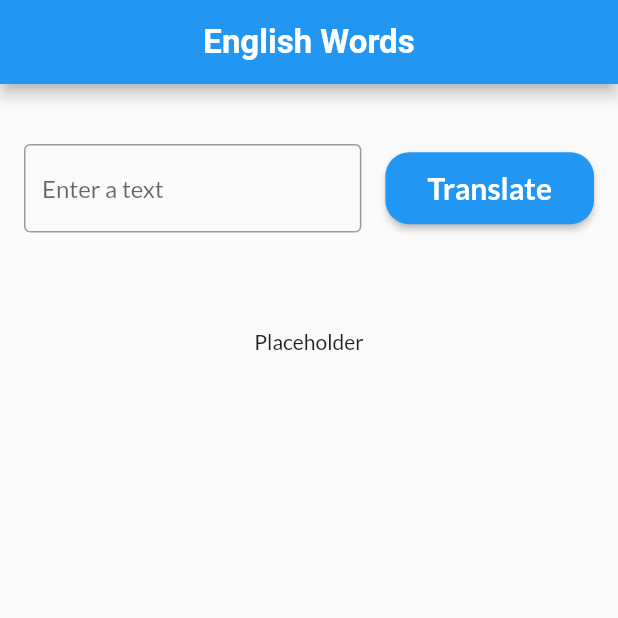
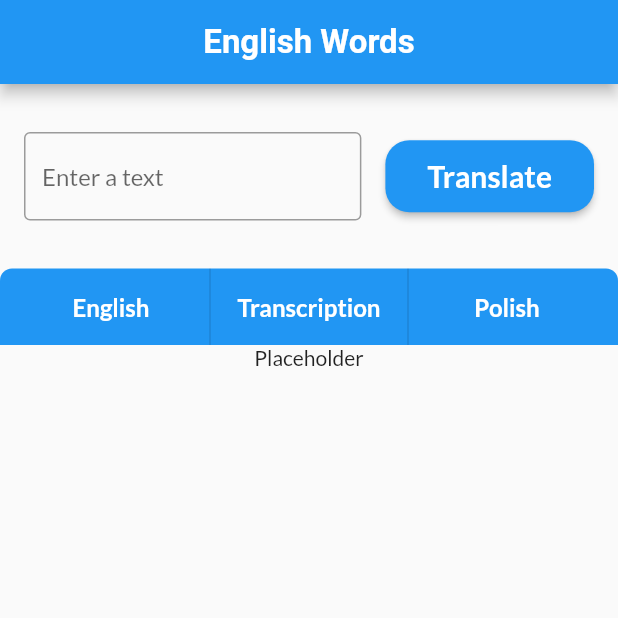
Before and after one commit to PiotrLepa/english_words, a Flutter app: the screen it shows after launch, on a phone screen of 412 x 824 dp, the top half of it. Run offline on Flutter 3.47's test engine with Material 2 defaults, Android fonts, the phone set to English and light mode, and no system bars; our stand-ins replace auto_route, flutter_bloc, freezed_annotation, get_it, injectable; generated files the repository leaves out were written again.

Commit message:
Add saved texts list header

```diff
--- a/lib/l10n/app_en.arb
+++ b/lib/l10n/app_en.arb
@@ -2,6 +2,9 @@
   "appName": "English Words",
   "homeInputHint":"Enter a text",
   "homeTranslateButton": "Translate",
+  "homeSavedTextHeaderOriginalText": "English",
+  "homeSavedTextHeaderTranslation": "Polish",
+  "homeSavedTextHeaderTranscription": "Transcription",
   "homeTranslatingButton": "Translating...",
   "progressButtonLoading": "Loading...",
   "translationFailureMessage": "An error occurred during the translation"
--- a/lib/l10n/app_pl.arb
+++ b/lib/l10n/app_pl.arb
@@ -2,6 +2,9 @@
   "appName": "Angielskie Słówka",
   "homeInputHint":"Wpisz tekst",
   "homeTranslateButton": "Przetłumacz",
+  "homeSavedTextHeaderOriginalText": "Angielski",
+  "homeSavedTextHeaderTranslation": "Polski",
+  "homeSavedTextHeaderTranscription": "Transkrypcja",
   "homeTranslatingButton": "Tłumaczenie...",
   "progressButtonLoading": "Ładowanie...",
   "translationFailureMessage": "Wystąpił błąd podczas tłumaczenia"
--- /dev/null
+++ b/lib/presentation/home/widgets/base_saved_text_list_item.dart
@@ -0,0 +1,51 @@
+import 'package:english_words/domain/model/word_ipa_transcription/word_ipa_transcription.dart';
+import 'package:english_words/gen/fonts.gen.dart';
+import 'package:english_words/presentation/theme/theme_provider.dart';
+import 'package:flutter/material.dart';
+
+class BaseSavedTextListItem extends StatelessWidget {
+  final Widget firstWidget;
+  final Widget secondWidget;
+  final Widget thirdWidget;
+  final Decoration backgroundDecoration;
+
+  const BaseSavedTextListItem({
+    Key? key,
+    required this.firstWidget,
+    required this.secondWidget,
+    required this.thirdWidget,
+    required this.backgroundDecoration,
+  }) : super(key: key);
+
+  @override
+  Widget build(BuildContext context) {
+    const padding = 16.0;
+    return Container(
+      decoration: backgroundDecoration,
+      padding: const EdgeInsets.symmetric(horizontal: 16),
+      child: IntrinsicHeight(
+        child: Row(
+          children: [
+            _buildPart(padding: padding, child: firstWidget),
+            const VerticalDivider(width: padding),
+            _buildPart(padding: padding, child: secondWidget),
+            const VerticalDivider(width: padding),
+            _buildPart(padding: padding, child: thirdWidget),
+          ],
+        ),
+      ),
+    );
+  }
+
+  Widget _buildPart({
+    required double padding,
+    required Widget child,
+  }) {
+    return Expanded(
+      child: Padding(
+        padding: EdgeInsets.symmetric(vertical: padding),
+        child: child,
+      ),
+    );
+  }
+}
--- a/lib/presentation/home/widgets/home_page.dart
+++ b/lib/presentation/home/widgets/home_page.dart
@@ -1,6 +1,7 @@
 import 'package:english_words/domain/model/text_info/text_info.dart';
 import 'package:english_words/presentation/home/widgets/home_text_input.dart';
-import 'package:english_words/presentation/home/widgets/saved_text.dart';
+import 'package:english_words/presentation/home/widgets/saved_text_item.dart';
+import 'package:english_words/presentation/home/widgets/saved_text_list_header.dart';
 import 'package:english_words/presentation/theme/theme_provider.dart';
 import 'package:flutter/material.dart';
 
@@ -22,7 +23,7 @@ class HomePage extends StatelessWidget {
   Widget build(BuildContext context) {
     return Column(
       children: [
-        const SizedBox(height: 24),
+        const SizedBox(height: 16),
         Padding(
           padding: const EdgeInsets.all(16),
           child: HomeTextInput(
@@ -31,7 +32,8 @@ class HomePage extends StatelessWidget {
             textEditController: textEditController,
           ),
         ),
-        const SizedBox(height: 48),
+        const SizedBox(height: 16),
+        const SavedTextListHeader(),
         Expanded(
           child: _buildListOrPlaceholder(savedTexts),
         ),
@@ -41,14 +43,14 @@ class HomePage extends StatelessWidget {
 
   Widget _buildListOrPlaceholder(List<TextInfo> savedTexts) {
     if (savedTexts.isEmpty) {
-      return Text('Placeholder'); // TODO
+      return const Text('Placeholder'); // TODO
     } else {
       return ListView.separated(
         itemCount: savedTexts.length,
         separatorBuilder: (context, index) => const Divider(height: 1),
         itemBuilder: (context, index) {
           final item = savedTexts[index];
-          return SavedText(
+          return SavedTextItem(
             originalText: item.originalText,
             translation: item.translations.first.text,
             wordsTranscription: item.ipaTranscription.words,
--- a/lib/presentation/home/widgets/saved_text.dart
+++ b/lib/presentation/home/widgets/saved_text_item.dart
@@ -1,15 +1,16 @@
 import 'package:english_words/domain/model/word_ipa_transcription/word_ipa_transcription.dart';
 import 'package:english_words/gen/fonts.gen.dart';
+import 'package:english_words/presentation/home/widgets/base_saved_text_list_item.dart';
 import 'package:english_words/presentation/theme/theme_provider.dart';
 import 'package:flutter/material.dart';
 
-class SavedText extends StatelessWidget {
+class SavedTextItem extends StatelessWidget {
   final String originalText;
   final String translation;
   final List<WordIpaTranscription> wordsTranscription;
   final Color backgroundColor;
 
-  const SavedText({
+  const SavedTextItem({
     Key? key,
     required this.originalText,
     required this.translation,
@@ -19,25 +20,11 @@ class SavedText extends StatelessWidget {
 
   @override
   Widget build(BuildContext context) {
-    const padding = 8.0;
-    return Container(
-      color: backgroundColor,
-      padding: const EdgeInsets.all(8),
-      child: Row(
-        children: [
-          Expanded(
-            child: Text(originalText),
-          ),
-          const SizedBox(width: padding),
-          Expanded(
-            child: _buildTranscription(context),
-          ),
-          const SizedBox(width: padding),
-          Expanded(
-            child: Text(translation),
-          ),
-        ],
-      ),
+    return BaseSavedTextListItem(
+      backgroundDecoration: BoxDecoration(color: backgroundColor),
+      firstWidget: Text(originalText),
+      secondWidget: _buildTranscription(context),
+      thirdWidget: Text(translation),
     );
   }
 
--- /dev/null
+++ b/lib/presentation/home/widgets/saved_text_list_header.dart
@@ -0,0 +1,42 @@
+import 'package:english_words/presentation/extensions.dart';
+import 'package:english_words/presentation/home/widgets/base_saved_text_list_item.dart';
+import 'package:english_words/presentation/theme/theme_provider.dart';
+import 'package:flutter/material.dart';
+
+class SavedTextListHeader extends StatelessWidget {
+  const SavedTextListHeader({Key? key}) : super(key: key);
+
+  @override
+  Widget build(BuildContext context) {
+    return BaseSavedTextListItem(
+      backgroundDecoration: BoxDecoration(
+        color: ThemeProvider.of(context).primaryColor,
+        borderRadius: const BorderRadius.vertical(top: Radius.circular(8)),
+      ),
+      firstWidget: _buildText(
+        context,
+        context.strings.homeSavedTextHeaderOriginalText,
+      ),
+      secondWidget: _buildText(
+        context,
+        context.strings.homeSavedTextHeaderTranscription,
+      ),
+      thirdWidget: _buildText(
+        context,
+        context.strings.homeSavedTextHeaderTranslation,
+      ),
+    );
+  }
+
+  Text _buildText(BuildContext context, String text) {
+    return Text(
+      text,
+      textAlign: TextAlign.center,
+      style: TextStyle(
+        fontWeight: FontWeight.bold,
+        fontSize: 16,
+        color: ThemeProvider.of(context).textColorInverted,
+      ),
+    );
+  }
+}
```
